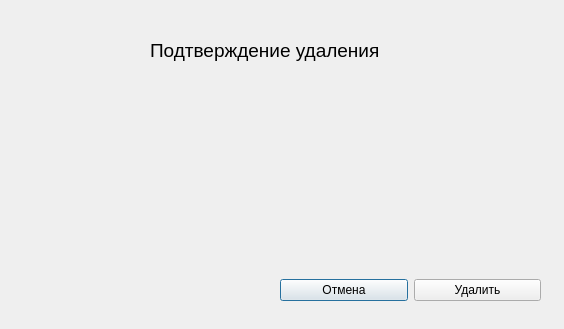
Above: blade/confirm_del.ui from NikName2021/Discount_project before the change. Below: the same form after it.
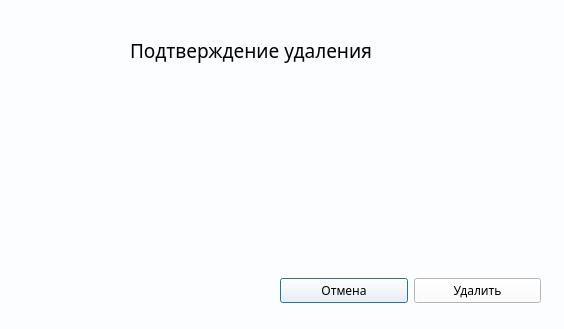
That is the form after the change.

```diff
--- a/blade/confirm_del.ui
+++ b/blade/confirm_del.ui
@@ -13,10 +13,14 @@
   <property name="windowTitle">
    <string>Dialog</string>
   </property>
+  <property name="styleSheet">
+   <string notr="true">background-color: rgb(251, 253, 255);
+</string>
+  </property>
   <widget class="QLabel" name="label">
    <property name="geometry">
     <rect>
-     <x>150</x>
+     <x>130</x>
      <y>20</y>
      <width>371</width>
      <height>61</height>
@@ -24,6 +28,7 @@
    </property>
    <property name="font">
     <font>
+     <family>Segoe Print</family>
      <pointsize>14</pointsize>
     </font>
    </property>
@@ -43,6 +48,11 @@
    <layout class="QHBoxLayout" name="horizontalLayout">
     <item>
      <widget class="QPushButton" name="pushButton_2">
+      <property name="font">
+       <font>
+        <family>Segoe Print</family>
+       </font>
+      </property>
       <property name="text">
        <string>Отмена</string>
       </property>
@@ -50,6 +60,11 @@
     </item>
     <item>
      <widget class="QPushButton" name="pushButton">
+      <property name="font">
+       <font>
+        <family>Segoe Print</family>
+       </font>
+      </property>
       <property name="text">
        <string>Удалить</string>
       </property>
```
